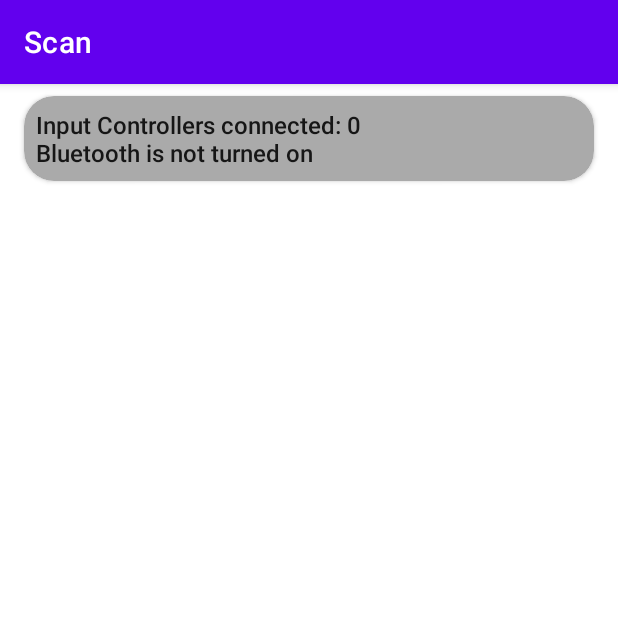
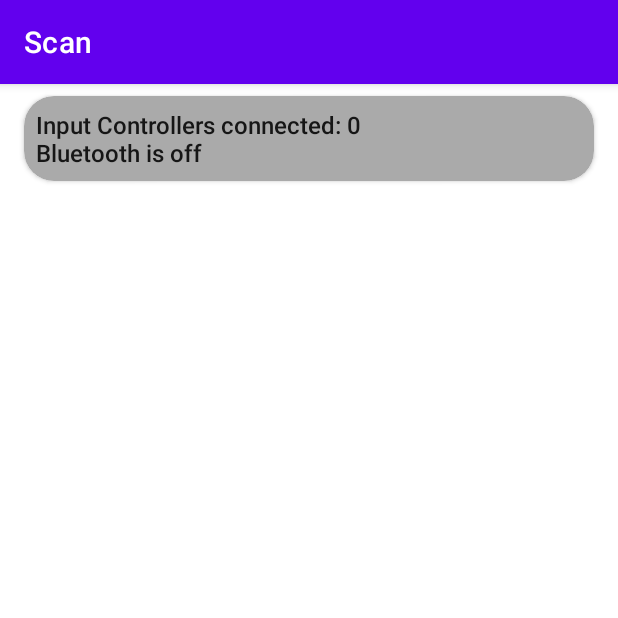
Before and after one commit to jimandreas/GamepadTest, an Android app: the screen it shows after launch (MainActivity), item 2 of the bottom bar chosen, on a phone screen of 412 x 824 dp, the top half of it. Run offline under Robolectric (Android 15) with nearby library versions, the phone set to English and light mode, and no system bars; our stand-ins replace data binding, navigation-ui.

Commit message:
Bluetooth status update

```diff
--- a/app/src/main/java/com/bammellab/gamepadtest/gamepad/BluetoothData.kt
+++ b/app/src/main/java/com/bammellab/gamepadtest/gamepad/BluetoothData.kt
@@ -146,8 +146,10 @@ class BluetoothData(contextIn: Context) : InputManager.InputDeviceListener {
         val descList = mutableListOf<String>()
         val deviceArray = scanList()
         var overviewString = "Input Controllers connected: ${deviceArray.size}"
-        if (!isBluetoothEnabled()) {
-            overviewString += "\nBluetooth is not turned on"
+        if (isBluetoothEnabled()) {
+            overviewString += "\nBluetooth is on"
+        } else {
+            overviewString += "\nBluetooth is off"
         }
         descList.add(overviewString)
         if (deviceArray.size > 0) {
--- a/app/src/main/java/com/bammellab/gamepadtest/gamepad/LocalBroadcastReceiver.kt
+++ b/app/src/main/java/com/bammellab/gamepadtest/gamepad/LocalBroadcastReceiver.kt
@@ -37,17 +37,18 @@ class LocalBroadcastReceiver : BroadcastReceiver() {
                 BluetoothAdapter.STATE_ON -> Log.i(TAG, "on")
                 BluetoothAdapter.STATE_TURNING_ON -> Log.i(TAG, "turning on")
             }
+            callbackList.forEach { it.updateBluetoothStatus(state) }
         }
     }
 
 
     fun setCallback(callbackIn: Callback) {
-        callback = callbackIn
+        callbackList.add(callbackIn)
     }
 
     interface Callback {
         fun updateBluetoothStatus(state: Int)
     }
 
-    private var callback: Callback? = null
+    private var callbackList = mutableListOf<Callback>()
 }
--- a/app/src/main/java/com/bammellab/gamepadtest/ui/gamepad/GamepadFragment.kt
+++ b/app/src/main/java/com/bammellab/gamepadtest/ui/gamepad/GamepadFragment.kt
@@ -22,6 +22,7 @@ import androidx.lifecycle.ViewModelProvider
 import com.bammellab.gamepadtest.R
 import com.bammellab.gamepadtest.databinding.FragmentGamepadBinding
 import com.bammellab.gamepadtest.gamepad.BluetoothData
+import com.bammellab.gamepadtest.gamepad.GamepadServices
 import com.bammellab.gamepadtest.gamepad.LocalBroadcastReceiver
 
 class GamepadFragment : Fragment(),
@@ -55,6 +56,7 @@ class GamepadFragment : Fragment(),
         binding.lifecycleOwner = this
         contextLocal = binding.root.context
         bluetoothData = BluetoothData(contextLocal)
+        GamepadServices.broadcastReceiver.setCallback(this)
 
         gamepadViewModel =
             ViewModelProvider(this).get(GamepadViewModel::class.java)
@@ -227,8 +229,10 @@ class GamepadFragment : Fragment(),
             1 -> "1 controller found"
             else -> "${devList.size} controllers found"
         }
-        if (!enabled) {
-            binding.bluetoothStatus.text =  "Bluetooth is not turned on"
+        binding.bluetoothStatus.text = if (enabled) {
+            "Bluetooth is on"
+        } else {
+            "Bluetooth is off"
         }
         binding.inputDeviceStatus.text = statusString
     }
@@ -236,9 +240,9 @@ class GamepadFragment : Fragment(),
     override fun updateBluetoothStatus(state: Int) {
         when (state) {
             BluetoothAdapter.STATE_OFF -> binding.bluetoothStatus.text =  "Bluetooth is off"
-            BluetoothAdapter.STATE_TURNING_OFF -> binding.bluetoothStatus.text =  "Bluetooth is turning on"
+            //BluetoothAdapter.STATE_TURNING_OFF -> binding.bluetoothStatus.text =  "Bluetooth is turning on"
             BluetoothAdapter.STATE_ON -> binding.bluetoothStatus.text =  "Bluetooth is on"
-            BluetoothAdapter.STATE_TURNING_ON -> binding.bluetoothStatus.text =  "Bluetooth is turning on"
+            //BluetoothAdapter.STATE_TURNING_ON -> binding.bluetoothStatus.text =  "Bluetooth is turning on"
         }
     }
 }
--- a/app/src/main/java/com/bammellab/gamepadtest/ui/scan/ScanDeviceAdapter.kt
+++ b/app/src/main/java/com/bammellab/gamepadtest/ui/scan/ScanDeviceAdapter.kt
@@ -26,7 +26,7 @@ class ScanDeviceAdapter(
 
         val deviceInfoText = view.findViewById<View>(R.id.recycler_device_info_text) as TextView
         override fun onClick(v: View?) {
-            TODO("Not yet implemented")
+            // not implemented
         }
     }
 
--- a/app/src/main/java/com/bammellab/gamepadtest/ui/scan/ScanFragment.kt
+++ b/app/src/main/java/com/bammellab/gamepadtest/ui/scan/ScanFragment.kt
@@ -7,6 +7,7 @@ import android.hardware.input.InputManager
 import android.os.Bundle
 import android.os.Handler
 import android.os.Looper
+import android.util.Log
 import android.view.LayoutInflater
 import android.view.View
 import android.view.ViewGroup
@@ -17,10 +18,13 @@ import androidx.recyclerview.widget.LinearLayoutManager
 import androidx.recyclerview.widget.RecyclerView
 import com.bammellab.gamepadtest.databinding.FragmentScanBinding
 import com.bammellab.gamepadtest.gamepad.BluetoothData
+import com.bammellab.gamepadtest.gamepad.GamepadServices
+import com.bammellab.gamepadtest.gamepad.LocalBroadcastReceiver
 import com.bammellab.gamepadtest.gamepad.SourceDataToString
 
 
-class ScanFragment : Fragment(), InputManager.InputDeviceListener {
+class ScanFragment :
+    Fragment(), InputManager.InputDeviceListener, LocalBroadcastReceiver.Callback {
 
     private lateinit var scanViewModel: ScanViewModel
     private lateinit var binding: FragmentScanBinding
@@ -30,6 +34,7 @@ class ScanFragment : Fragment(), InputManager.InputDeviceListener {
     private lateinit var theRecyclerView: RecyclerView
     private lateinit var scanDeviceAdapter: ScanDeviceAdapter
     private lateinit var contextLocal: Context
+    private var scanner : BluetoothData? = null
 
     override fun onCreateView(
         inflater: LayoutInflater,
@@ -40,6 +45,7 @@ class ScanFragment : Fragment(), InputManager.InputDeviceListener {
         binding = FragmentScanBinding.inflate(inflater)
         binding.lifecycleOwner = this
         contextLocal = binding.root.context
+        GamepadServices.broadcastReceiver.setCallback(this)
 
         scanViewModel =
             ViewModelProvider(this).get(ScanViewModel::class.java)
@@ -72,6 +78,8 @@ class ScanFragment : Fragment(), InputManager.InputDeviceListener {
         theRecyclerView.adapter = scanDeviceAdapter
         updateDeviceStringArray()
 
+        scanner = BluetoothData(binding.root.context)
+
         return binding.root
     }
 
@@ -85,10 +93,15 @@ class ScanFragment : Fragment(), InputManager.InputDeviceListener {
     }
 
     private fun updateDeviceStringArray() {
-        val scanner = BluetoothData(binding.root.context)
-        val deviceArray = scanner.assembleDescriptionStrings()
-        scanViewModel.updateDevStringArray(deviceArray)
-        scanDeviceAdapter.notifyDataSetChanged()
+        if (scanner != null) {
+            try {
+                val deviceArray = scanner!!.assembleDescriptionStrings()
+                scanViewModel.updateDevStringArray(deviceArray)
+                scanDeviceAdapter.notifyDataSetChanged()
+            } catch (e: Exception) {
+                Log.e("ScanFragment", "Exception in Bluetooth scanning")
+            }
+        }
     }
 
     override fun onInputDeviceAdded(deviceId: Int) {
@@ -102,4 +115,8 @@ class ScanFragment : Fragment(), InputManager.InputDeviceListener {
     override fun onInputDeviceChanged(deviceId: Int) {
         updateDeviceStringArray()
     }
+
+    override fun updateBluetoothStatus(state: Int) {
+        updateDeviceStringArray()
+    }
 }
```
